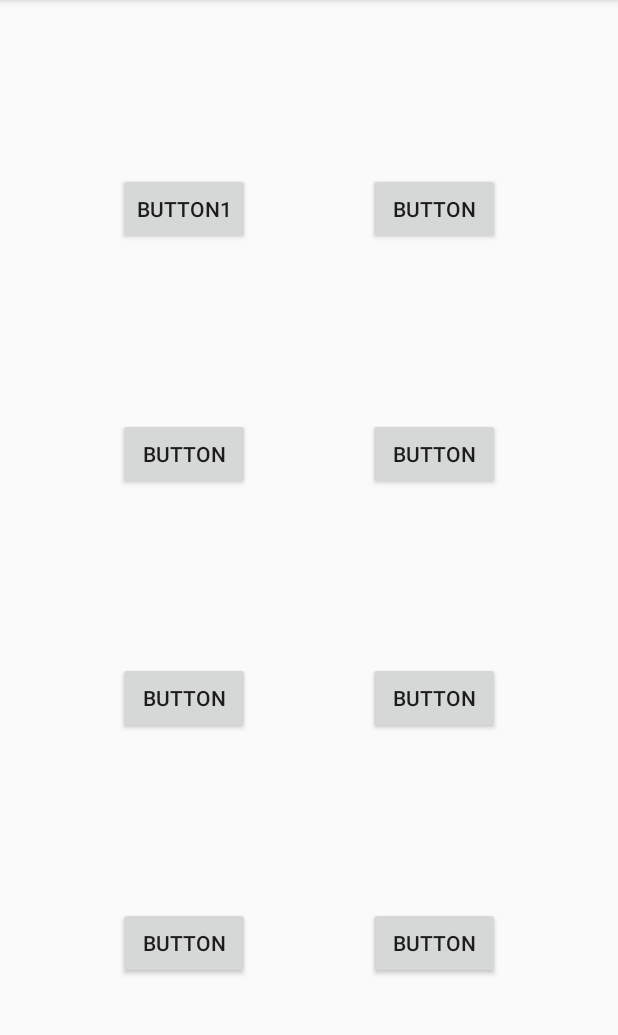
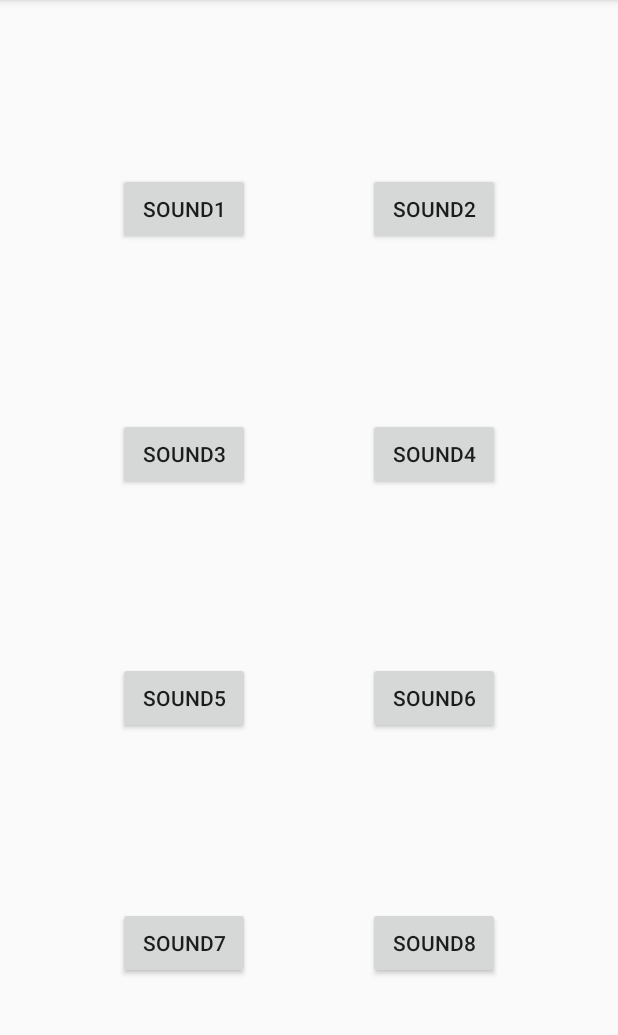
Before and after one commit to torbrick/Sound_Board_App, an Android app: the screen it shows after launch (MainActivity), after a tap on "BOARD1", on a phone screen of 412 x 824 dp, the part 84-1119 px from its top. Run offline under Robolectric (Android 15) with nearby library versions, the phone set to English and light mode, and no system bars; our stand-ins replace data binding.

Commit message:
Have the Wilson Wow sound board with 8 buttons and their corresponding sounds set up.
Project now uses as singleton for the media player. This
is to avoid wasted resources and easier control.

Have un-hardcoded button text

```diff
--- a/app/build.gradle
+++ b/app/build.gradle
@@ -1,6 +1,7 @@
 apply plugin: 'com.android.application'
 apply plugin: 'kotlin-android'
 apply plugin: 'kotlin-android-extensions'
+apply plugin: 'kotlin-kapt'
 
 android {
     compileSdkVersion 29
@@ -23,6 +24,7 @@ android {
         }
     }
 
+
     dataBinding {
         enabled = true
     }
--- a/app/src/main/AndroidManifest.xml
+++ b/app/src/main/AndroidManifest.xml
@@ -1,6 +1,6 @@
 <?xml version="1.0" encoding="utf-8"?>
 <manifest xmlns:android="http://schemas.android.com/apk/res/android"
-    package="com.example.soundboardapp">
+    package="com.example.soundBoardApp">
 
     <application
         android:allowBackup="true"
@@ -9,7 +9,7 @@
         android:roundIcon="@mipmap/ic_launcher_round"
         android:supportsRtl="true"
         android:theme="@style/AppTheme">
-        <activity android:name=".MainActivity">
+        <activity android:name="com.example.soundBoardApp.MainActivity">
             <intent-filter>
                 <action android:name="android.intent.action.MAIN" />
 
--- a/app/src/main/java/com/example/soundboardapp/SoundBoard1/SoundBoard1Fragment.kt
+++ b/app/src/main/java/com/example/soundBoardApp/soundBoard1/SoundBoard1Fragment.kt
@@ -1,4 +1,4 @@
-package com.example.soundboardapp.SoundBoard1
+package com.example.soundBoardApp.soundBoard1
 
 import androidx.lifecycle.ViewModelProviders
 import android.os.Bundle
@@ -7,16 +7,12 @@ import android.view.LayoutInflater
 import android.view.View
 import android.view.ViewGroup
 import androidx.databinding.DataBindingUtil
-import com.example.soundboardapp.R
-import com.example.soundboardapp.databinding.FragmentSoundBoard1Binding
+import com.example.soundBoardApp.R
+import com.example.soundBoardApp.databinding.FragmentSoundBoard1Binding
 
 
 class SoundBoard1Fragment : Fragment() {
 
-    companion object {
-        fun newInstance() =
-            SoundBoard1Fragment()
-    }
 
     private lateinit var viewModel: SoundBoard1FragmentViewModel
 
@@ -74,7 +70,6 @@ class SoundBoard1Fragment : Fragment() {
     override fun onActivityCreated(savedInstanceState: Bundle?) {
         super.onActivityCreated(savedInstanceState)
         viewModel = ViewModelProviders.of(this).get(SoundBoard1FragmentViewModel::class.java)
-        // TODO: Use the ViewModel
 
     }
 
--- a/app/src/main/java/com/example/soundboardapp/SoundBoard1/SoundBoard1FragmentViewModel.kt
+++ b/app/src/main/java/com/example/soundBoardApp/soundBoard1/SoundBoard1FragmentViewModel.kt
@@ -1,21 +1,16 @@
-package com.example.soundboardapp.SoundBoard1
+package com.example.soundBoardApp.soundBoard1
 
 import android.app.Application
-import android.media.MediaPlayer
-import android.net.Uri
 import android.util.Log
-import android.widget.Toast
 import androidx.lifecycle.AndroidViewModel
-import com.example.soundboardapp.R
-import java.io.File
+import com.example.soundBoardApp.R
 
 
 class SoundBoard1FragmentViewModel(app: Application) : AndroidViewModel(app) {
 
     private val thisContext: android.content.Context = this.getApplication()
 
-    private val buttonSoundDefault = R.raw.achievementunlocked
-
+//    private val buttonSoundDefault = R.raw.achievementunlocked
     private val buttonSound1 = R.raw.wowa
     private val buttonSound2 = R.raw.wowb
     private val buttonSound3 = R.raw.wowc
@@ -25,25 +20,9 @@ class SoundBoard1FragmentViewModel(app: Application) : AndroidViewModel(app) {
     private val buttonSound7 = R.raw.wowg
     private val buttonSound8 = R.raw.wowh
 
-
-
-
-
-
-    private var buttonSoundMP: MediaPlayer? = MediaPlayer.create(thisContext, parseSoundUri(buttonSoundDefault))
-
-   // private var achievementSoundMP: MediaPlayer? = MediaPlayer.create(this.getApplication(), R.raw.achievementunlocked)
     init {
         Log.i("SB1FragmentVM", "packagePath:" + thisContext.packageCodePath)
     }
-
-//    fun playSound() {
-////        buttonSoundMP?.start()
-////        val toast = Toast.makeText(thisContext, "playSound", Toast.LENGTH_SHORT)
-////        toast.show()
-//    SingletonMediaPlayer.playSound(thisContext, buttonSoundDefault)
-//
-//    }
 
     fun playButton1Sound() {
         SingletonMediaPlayer.playSound(thisContext, buttonSound1)
@@ -77,9 +56,4 @@ class SoundBoard1FragmentViewModel(app: Application) : AndroidViewModel(app) {
         SingletonMediaPlayer.playSound(thisContext, buttonSound8)
     }
 
-
-    private fun parseSoundUri(rawResID: Int):android.net.Uri{
-        return  Uri.parse("android.resource://" + thisContext.packageName + "/" + rawResID)
-    }
-
 }
--- a/app/src/main/java/com/example/soundboardapp/ui/main/MainViewModel.kt
+++ b/app/src/main/java/com/example/soundBoardApp/ui/main/MainViewModel.kt
@@ -1,4 +1,4 @@
-package com.example.soundboardapp.ui.main
+package com.example.soundBoardApp.ui.main
 
 import androidx.lifecycle.ViewModel
 
--- a/app/src/main/java/com/example/soundboardapp/ui/main/TitleFragment.kt
+++ b/app/src/main/java/com/example/soundBoardApp/ui/main/TitleFragment.kt
@@ -1,4 +1,4 @@
-package com.example.soundboardapp.ui.main
+package com.example.soundBoardApp.ui.main
 
 import androidx.lifecycle.ViewModelProviders
 import android.os.Bundle
@@ -8,15 +8,12 @@ import android.view.View
 import android.view.ViewGroup
 import androidx.databinding.DataBindingUtil
 import androidx.navigation.fragment.findNavController
-import com.example.soundboardapp.R
-import com.example.soundboardapp.databinding.FragmentTitleBinding
+import com.example.soundBoardApp.R
+import com.example.soundBoardApp.databinding.FragmentTitleBinding
 
 
 class TitleFragment : Fragment() {
 
-    companion object {
-        fun newInstance() = TitleFragment()
-    }
 
     private lateinit var viewModel: MainViewModel
 
@@ -40,7 +37,6 @@ class TitleFragment : Fragment() {
     override fun onActivityCreated(savedInstanceState: Bundle?) {
         super.onActivityCreated(savedInstanceState)
         viewModel = ViewModelProviders.of(this).get(MainViewModel::class.java)
-        // TODO: Use the ViewModel
     }
 
 }
--- a/app/src/main/res/layout/fragment_sound_board1.xml
+++ b/app/src/main/res/layout/fragment_sound_board1.xml
@@ -7,13 +7,13 @@
         android:id="@+id/frameLayout"
         android:layout_width="match_parent"
         android:layout_height="match_parent"
-        tools:context=".SoundBoard1.SoundBoard1Fragment">
+        tools:context=".soundBoard1.SoundBoard1Fragment">
 
         <Button
             android:id="@+id/Sound_1_Button"
             android:layout_width="wrap_content"
             android:layout_height="wrap_content"
-            android:text="Button1"
+            android:text="@string/soundButton1"
             app:layout_constraintBottom_toTopOf="@+id/Sound_3_Button"
             app:layout_constraintEnd_toStartOf="@+id/Sound_2_Button"
             app:layout_constraintHorizontal_bias="0.5"
@@ -24,7 +24,7 @@
             android:id="@+id/Sound_2_Button"
             android:layout_width="wrap_content"
             android:layout_height="wrap_content"
-            android:text="Button"
+            android:text="@string/soundButton2"
             app:layout_constraintBottom_toTopOf="@+id/Sound_4_Button"
             app:layout_constraintEnd_toEndOf="parent"
             app:layout_constraintHorizontal_bias="0.5"
@@ -35,7 +35,7 @@
             android:id="@+id/Sound_3_Button"
             android:layout_width="wrap_content"
             android:layout_height="wrap_content"
-            android:text="Button"
+            android:text="@string/soundButton3"
             app:layout_constraintBottom_toTopOf="@+id/Sound_5_Button"
             app:layout_constraintEnd_toStartOf="@+id/Sound_4_Button"
             app:layout_constraintHorizontal_bias="0.5"
@@ -46,7 +46,7 @@
             android:id="@+id/Sound_4_Button"
             android:layout_width="wrap_content"
             android:layout_height="wrap_content"
-            android:text="Button"
+            android:text="@string/SoundButton4"
             app:layout_constraintBottom_toTopOf="@+id/Sound_6_Button"
             app:layout_constraintEnd_toEndOf="parent"
             app:layout_constraintHorizontal_bias="0.5"
@@ -57,7 +57,7 @@
             android:id="@+id/Sound_5_Button"
             android:layout_width="wrap_content"
             android:layout_height="wrap_content"
-            android:text="Button"
+            android:text="@string/SoundButton5"
             app:layout_constraintBottom_toTopOf="@+id/Sound_7_Button"
             app:layout_constraintEnd_toStartOf="@+id/Sound_6_Button"
             app:layout_constraintHorizontal_bias="0.5"
@@ -68,7 +68,7 @@
             android:id="@+id/Sound_6_Button"
             android:layout_width="wrap_content"
             android:layout_height="wrap_content"
-            android:text="Button"
+            android:text="@string/SoundButton6"
             app:layout_constraintBottom_toTopOf="@+id/Sound_8_Button"
             app:layout_constraintEnd_toEndOf="parent"
             app:layout_constraintHorizontal_bias="0.5"
@@ -79,7 +79,7 @@
             android:id="@+id/Sound_7_Button"
             android:layout_width="wrap_content"
             android:layout_height="wrap_content"
-            android:text="Button"
+            android:text="@string/SoundButton7"
             app:layout_constraintBottom_toBottomOf="parent"
             app:layout_constraintEnd_toStartOf="@+id/Sound_8_Button"
             app:layout_constraintHorizontal_bias="0.5"
@@ -90,7 +90,7 @@
             android:id="@+id/Sound_8_Button"
             android:layout_width="wrap_content"
             android:layout_height="wrap_content"
-            android:text="Button"
+            android:text="@string/SoundButton8"
             app:layout_constraintBottom_toBottomOf="parent"
             app:layout_constraintEnd_toEndOf="parent"
             app:layout_constraintHorizontal_bias="0.5"
--- a/app/src/main/res/layout/fragment_title.xml
+++ b/app/src/main/res/layout/fragment_title.xml
@@ -15,7 +15,7 @@
         android:id="@+id/message"
         android:layout_width="wrap_content"
         android:layout_height="wrap_content"
-        android:text="MainFragment"
+        android:text="@string/mainfragmentText"
         app:layout_constraintBottom_toBottomOf="parent"
         app:layout_constraintEnd_toEndOf="parent"
         app:layout_constraintStart_toStartOf="parent"
@@ -26,7 +26,7 @@
         android:id="@+id/board1Button"
         android:layout_width="wrap_content"
         android:layout_height="wrap_content"
-        android:text="Board1"
+        android:text="@string/board1Text"
         android:textColor="#3F51B5"
         android:textSize="36sp"
         android:textStyle="bold"
--- a/app/src/main/res/navigation/main_navigation.xml
+++ b/app/src/main/res/navigation/main_navigation.xml
@@ -7,7 +7,7 @@
 
     <fragment
         android:id="@+id/titleFragment"
-        android:name="com.example.soundboardapp.ui.main.TitleFragment"
+        android:name="com.example.soundBoardApp.ui.main.TitleFragment"
         android:label="fragment_title"
         tools:layout="@layout/fragment_title" >
         <action
@@ -16,7 +16,7 @@
     </fragment>
     <fragment
         android:id="@+id/soundBoard1_fragment"
-        android:name="com.example.soundboardapp.SoundBoard1.SoundBoard1Fragment"
+        android:name="com.example.soundBoardApp.soundBoard1.SoundBoard1Fragment"
         android:label="fragment_sound_board1"
         tools:layout="@layout/fragment_sound_board1" />
 </navigation>
--- a/app/src/main/res/values/strings.xml
+++ b/app/src/main/res/values/strings.xml
@@ -1,3 +1,13 @@
 <resources>
     <string name="app_name">Sound Board App</string>
+    <string name="soundButton1">Sound1</string>
+    <string name="soundButton2">Sound2</string>
+    <string name="soundButton3">Sound3</string>
+    <string name="SoundButton4">Sound4</string>
+    <string name="SoundButton5">Sound5</string>
+    <string name="SoundButton6">Sound6</string>
+    <string name="SoundButton7">Sound7</string>
+    <string name="SoundButton8">Sound8</string>
+    <string name="mainfragmentText">MainFragment</string>
+    <string name="board1Text">Board1</string>
 </resources>
```
Also changed, not shown: app/src/main/java/com/example/soundBoardApp/MainActivity.kt (added, +15 -0 lines), app/src/main/java/com/example/soundBoardApp/soundBoard1/SingletonMediaPlayer.kt (renamed from app/src/main/java/com/example/soundboardapp/SoundBoard1/SingletonMediaPlayer.kt, +6 -14 lines), app/src/main/java/com/example/soundboardapp/MainActivity.kt (deleted, +0 -23 lines), 4 other files.
